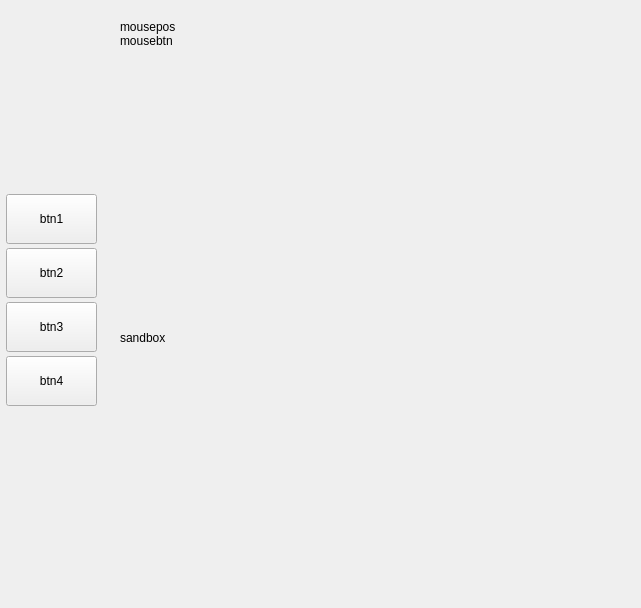
Above: src/Third_window.ui from arrgn/PhysCalc before the change. Below: the same form after it.
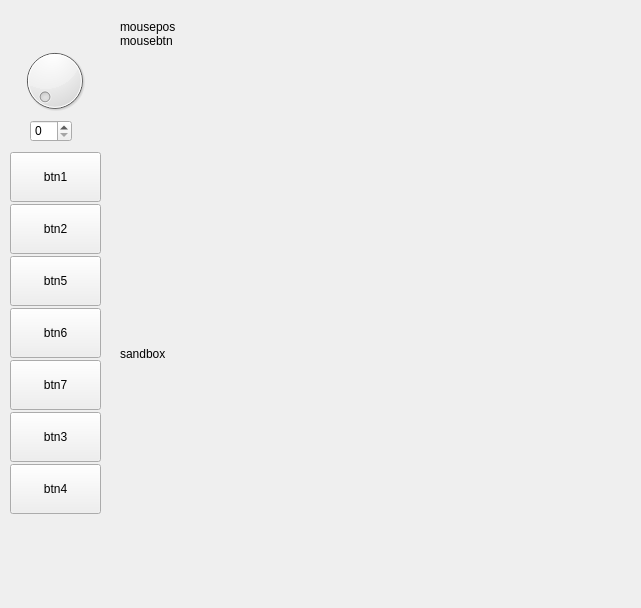
That is the form after the change.

Commit message: Почти готовое третье окно.

What changed in the file:
```diff
--- a/src/Third_window.ui
+++ b/src/Third_window.ui
@@ -16,10 +16,10 @@
   <widget class="QWidget" name="layoutWidget">
    <property name="geometry">
     <rect>
-     <x>6</x>
-     <y>190</y>
+     <x>10</x>
+     <y>150</y>
      <width>91</width>
-     <height>220</height>
+     <height>371</height>
     </rect>
    </property>
    <layout class="QVBoxLayout" name="verticalLayout_3">
@@ -70,6 +70,63 @@
       </property>
      </widget>
     </item>
+    <item>
+     <widget class="QPushButton" name="btn5">
+      <property name="sizePolicy">
+       <sizepolicy hsizetype="Minimum" vsizetype="Fixed">
+        <horstretch>0</horstretch>
+        <verstretch>0</verstretch>
+       </sizepolicy>
+      </property>
+      <property name="minimumSize">
+       <size>
+        <width>0</width>
+        <height>50</height>
+       </size>
+      </property>
+      <property name="text">
+       <string>btn5</string>
+      </property>
+     </widget>
+    </item>
+    <item>
+     <widget class="QPushButton" name="btn6">
+      <property name="sizePolicy">
+       <sizepolicy hsizetype="Minimum" vsizetype="Fixed">
+        <horstretch>0</horstretch>
+        <verstretch>0</verstretch>
+       </sizepolicy>
+      </property>
+      <property name="minimumSize">
+       <size>
+        <width>0</width>
+        <height>50</height>
+       </size>
+      </property>
+      <property name="text">
+       <string>btn6</string>
+      </property>
+     </widget>
+    </item>
+    <item>
+     <widget class="QPushButton" name="btn7">
+      <property name="sizePolicy">
+       <sizepolicy hsizetype="Minimum" vsizetype="Fixed">
+        <horstretch>0</horstretch>
+        <verstretch>0</verstretch>
+       </sizepolicy>
+      </property>
+      <property name="minimumSize">
+       <size>
+        <width>0</width>
+        <height>50</height>
+       </size>
+      </property>
+      <property name="text">
+       <string>btn7</string>
+      </property>
+     </widget>
+    </item>
     <item>
      <widget class="QPushButton" name="btn3">
       <property name="sizePolicy">
@@ -116,7 +173,7 @@
      <x>120</x>
      <y>20</y>
      <width>502</width>
-     <height>568</height>
+     <height>619</height>
     </rect>
    </property>
    <layout class="QVBoxLayout" name="vl2">
@@ -158,7 +215,7 @@
        <enum>Qt::Vertical</enum>
       </property>
       <property name="sizeType">
-       <enum>QSizePolicy::MinimumExpanding</enum>
+       <enum>QSizePolicy::Minimum</enum>
       </property>
       <property name="sizeHint" stdset="0">
        <size>
@@ -174,7 +231,7 @@
        <bool>true</bool>
       </property>
       <property name="sizePolicy">
-       <sizepolicy hsizetype="MinimumExpanding" vsizetype="Maximum">
+       <sizepolicy hsizetype="MinimumExpanding" vsizetype="MinimumExpanding">
         <horstretch>0</horstretch>
         <verstretch>0</verstretch>
        </sizepolicy>
@@ -182,7 +239,7 @@
       <property name="minimumSize">
        <size>
         <width>450</width>
-        <height>500</height>
+        <height>300</height>
        </size>
       </property>
       <property name="cursor">
@@ -201,6 +258,26 @@
     </item>
    </layout>
   </widget>
+  <widget class="QDial" name="dial">
+   <property name="geometry">
+    <rect>
+     <x>19</x>
+     <y>40</y>
+     <width>71</width>
+     <height>81</height>
+    </rect>
+   </property>
+  </widget>
+  <widget class="QSpinBox" name="spinBox">
+   <property name="geometry">
+    <rect>
+     <x>30</x>
+     <y>120</y>
+     <width>42</width>
+     <height>22</height>
+    </rect>
+   </property>
+  </widget>
  </widget>
  <resources/>
  <connections/>
```
Left out of the diff: 2 changed lines with no effect on the pictures. The commit also changes 2 other files.
